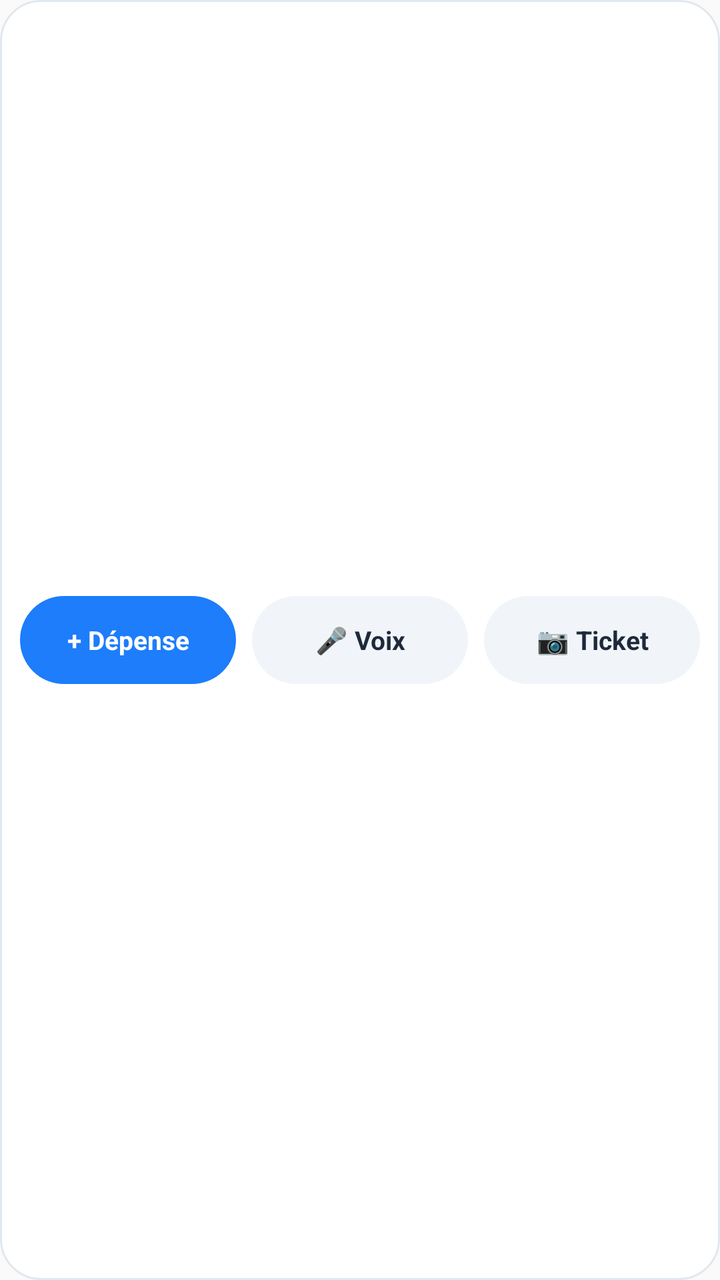
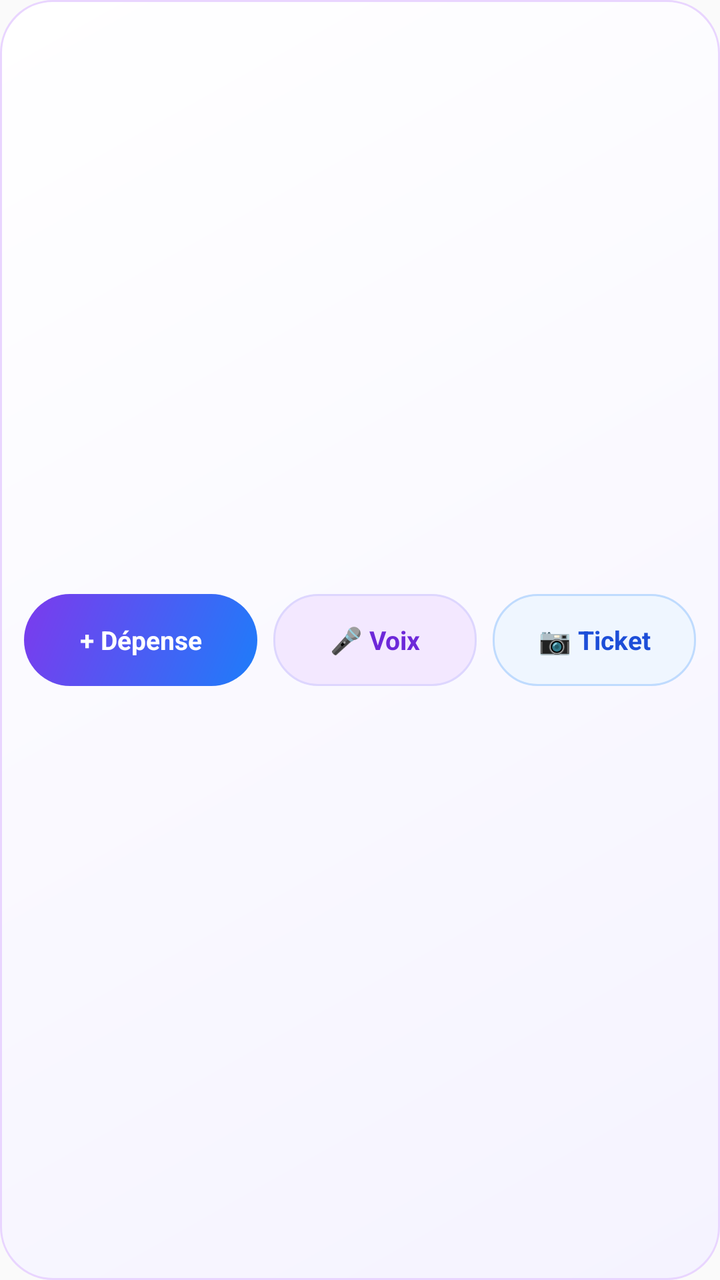

Before-and-after screenshots of an Android layout around one commit, followed by the original layout XML and the change that was made.
<!-- AndroidManifest.xml: application theme AppTheme -->
<!-- res/layout/widget_quick_actions.xml -->
<?xml version="1.0" encoding="utf-8"?>
<LinearLayout xmlns:android="http://schemas.android.com/apk/res/android"
    android:layout_width="match_parent"
    android:layout_height="match_parent"
    android:background="@drawable/widget_bg_card"
    android:gravity="center_vertical"
    android:orientation="horizontal"
    android:padding="10dp">

    <TextView
        android:id="@+id/widget_action_add"
        android:layout_width="0dp"
        android:layout_height="44dp"
        android:layout_weight="1"
        android:background="@drawable/widget_btn_primary"
        android:gravity="center"
        android:text="+ Dépense"
        android:textColor="#FFFFFF"
        android:textSize="13sp"
        android:textStyle="bold" />

    <TextView
        android:id="@+id/widget_action_voice"
        android:layout_width="0dp"
        android:layout_height="44dp"
        android:layout_marginStart="8dp"
        android:layout_weight="1"
        android:background="@drawable/widget_btn_pill"
        android:gravity="center"
        android:text="🎤 Voix"
        android:textColor="#1E293B"
        android:textSize="13sp"
        android:textStyle="bold" />

    <TextView
        android:id="@+id/widget_action_ocr"
        android:layout_width="0dp"
        android:layout_height="44dp"
        android:layout_marginStart="8dp"
        android:layout_weight="1"
        android:background="@drawable/widget_btn_pill"
        android:gravity="center"
        android:text="📷 Ticket"
        android:textColor="#1E293B"
        android:textSize="13sp"
        android:textStyle="bold" />
</LinearLayout>
<!-- resources referenced by this layout -->
<resources>
  <!-- drawable widget_bg_card (drawable) -->
  <?xml version="1.0" encoding="utf-8"?>
  <shape xmlns:android="http://schemas.android.com/apk/res/android" android:shape="rectangle">
      <solid android:color="#FFFFFF" />
      <corners android:radius="20dp" />
      <stroke android:width="1dp" android:color="#E2E8F0" />
  </shape>
  <!-- drawable widget_btn_pill (drawable) -->
  <?xml version="1.0" encoding="utf-8"?>
  <shape xmlns:android="http://schemas.android.com/apk/res/android" android:shape="rectangle">
      <solid android:color="#F1F5F9" />
      <corners android:radius="22dp" />
  </shape>
  <!-- drawable widget_btn_primary (drawable) -->
  <?xml version="1.0" encoding="utf-8"?>
  <shape xmlns:android="http://schemas.android.com/apk/res/android" android:shape="rectangle">
      <solid android:color="#1D7DFA" />
      <corners android:radius="24dp" />
  </shape>
  <style name="AppTheme" parent="Theme.AppCompat.Light.DarkActionBar">
          
          <item name="colorPrimary">@color/colorPrimary</item>
          <item name="colorPrimaryDark">@color/colorPrimaryDark</item>
          <item name="colorAccent">@color/colorAccent</item>
      </style>
</resources>

<!-- the commit's change to res/layout/widget_quick_actions.xml (unified diff, before → after) -->
@@ -5,13 +5,16 @@
     android:background="@drawable/widget_bg_card"
     android:gravity="center_vertical"
     android:orientation="horizontal"
-    android:padding="10dp">
+    android:paddingStart="12dp"
+    android:paddingTop="10dp"
+    android:paddingEnd="12dp"
+    android:paddingBottom="10dp">
 
     <TextView
         android:id="@+id/widget_action_add"
         android:layout_width="0dp"
-        android:layout_height="44dp"
-        android:layout_weight="1"
+        android:layout_height="46dp"
+        android:layout_weight="1.15"
         android:background="@drawable/widget_btn_primary"
         android:gravity="center"
         android:text="+ Dépense"
@@ -22,26 +25,26 @@
     <TextView
         android:id="@+id/widget_action_voice"
         android:layout_width="0dp"
-        android:layout_height="44dp"
+        android:layout_height="46dp"
         android:layout_marginStart="8dp"
         android:layout_weight="1"
         android:background="@drawable/widget_btn_pill"
         android:gravity="center"
         android:text="🎤 Voix"
-        android:textColor="#1E293B"
+        android:textColor="#6D28D9"
         android:textSize="13sp"
         android:textStyle="bold" />
 
     <TextView
         android:id="@+id/widget_action_ocr"
         android:layout_width="0dp"
-        android:layout_height="44dp"
+        android:layout_height="46dp"
         android:layout_marginStart="8dp"
         android:layout_weight="1"
-        android:background="@drawable/widget_btn_pill"
+        android:background="@drawable/widget_btn_pill_blue"
         android:gravity="center"
         android:text="📷 Ticket"
-        android:textColor="#1E293B"
+        android:textColor="#1D4ED8"
         android:textSize="13sp"
         android:textStyle="bold" />
 </LinearLayout>
<!-- resource entries referenced after the edit -->
@@ -3,21 +3,37 @@
   <!-- drawable widget_bg_card (drawable) -->
   <?xml version="1.0" encoding="utf-8"?>
   <shape xmlns:android="http://schemas.android.com/apk/res/android" android:shape="rectangle">
-      <solid android:color="#FFFFFF" />
-      <corners android:radius="20dp" />
-      <stroke android:width="1dp" android:color="#E2E8F0" />
+      <gradient
+          android:angle="315"
+          android:startColor="#FFFFFF"
+          android:endColor="#F5F3FF"
+          android:type="linear" />
+      <corners android:radius="26dp" />
+      <stroke android:width="1dp" android:color="#E9D5FF" />
   </shape>
   <!-- drawable widget_btn_pill (drawable) -->
   <?xml version="1.0" encoding="utf-8"?>
   <shape xmlns:android="http://schemas.android.com/apk/res/android" android:shape="rectangle">
-      <solid android:color="#F1F5F9" />
+      <solid android:color="#F3E8FF" />
       <corners android:radius="22dp" />
+      <stroke android:width="1dp" android:color="#DDD6FE" />
+  </shape>
+  <!-- drawable widget_btn_pill_blue (drawable) -->
+  <?xml version="1.0" encoding="utf-8"?>
+  <shape xmlns:android="http://schemas.android.com/apk/res/android" android:shape="rectangle">
+      <solid android:color="#EFF6FF" />
+      <corners android:radius="22dp" />
+      <stroke android:width="1dp" android:color="#BFDBFE" />
   </shape>
   <!-- drawable widget_btn_primary (drawable) -->
   <?xml version="1.0" encoding="utf-8"?>
   <shape xmlns:android="http://schemas.android.com/apk/res/android" android:shape="rectangle">
-      <solid android:color="#1D7DFA" />
-      <corners android:radius="24dp" />
+      <gradient
+          android:angle="315"
+          android:startColor="#7C3AED"
+          android:endColor="#1D7DFA"
+          android:type="linear" />
+      <corners android:radius="26dp" />
   </shape>
   <style name="AppTheme" parent="Theme.AppCompat.Light.DarkActionBar">
           
